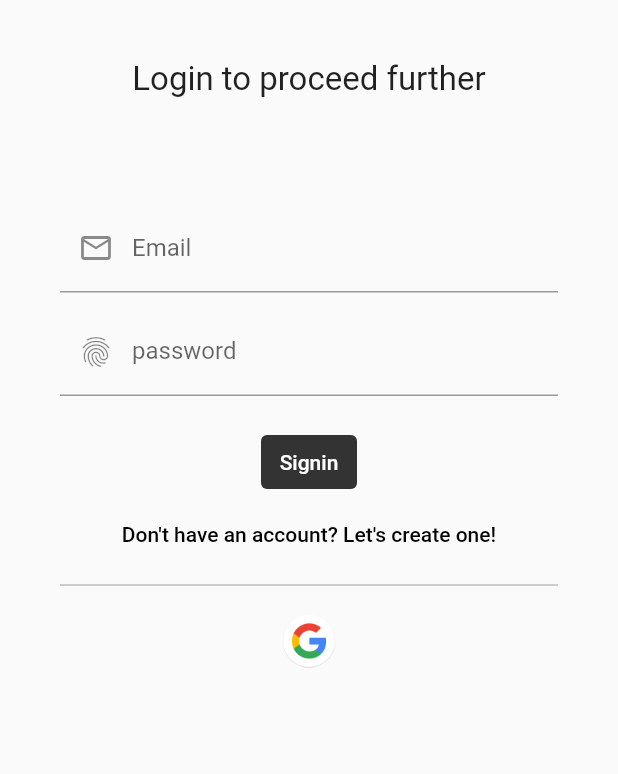
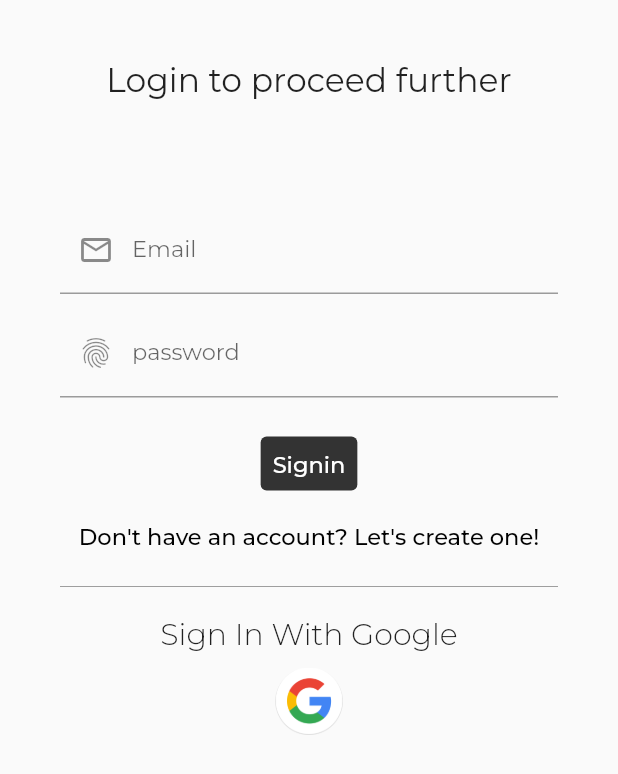
Before and after one commit to Lokesh-in12/blogger_app, a Flutter app: the screen it shows after launch, after a tap on "Signin", on a phone screen of 412 x 824 dp. Shown: the top 774 px of the screen. Run offline on Flutter 3.47's test engine with Material 2 defaults, Android fonts, the phone set to English and light mode, and no system bars; our stand-ins replace cloud_firestore, email_validator, firebase_auth, firebase_core, firebase_storage, fluttertoast and 8 more; missing offline and left inert: bcrypt; accounts and stored records are empty.

Commit message:
google sign in

```diff
--- a/lib/core/routes/app_route_config.dart
+++ b/lib/core/routes/app_route_config.dart
@@ -5,12 +5,14 @@ import 'package:blogger_app/src/views/screens/singleblog/single_blog.dart';
 import 'package:blogger_app/src/views/screens/welcomeScreen/signinScreen/sign_in_screen.dart';
 import 'package:blogger_app/src/views/screens/welcomeScreen/signupScreen/sign_up_screen.dart';
 import 'package:blogger_app/src/views/screens/welcomeScreen/welcome_screen.dart';
+import 'package:get/get.dart';
+import 'package:google_sign_in/google_sign_in.dart';
 
 import 'app_route_constants.dart';
 import 'package:go_router/go_router.dart';
 
 class MyAppRouterConfig {
-  static GoRouter returnRouter(bool isLoggedIn) {
+  static GoRouter returnRouter(bool isLoggedIn, GoogleSignInAccount? account) {
     print("fsfesfef=>> $isLoggedIn");
     GoRouter router = GoRouter(
         initialLocation: '/signIn',
--- a/lib/core/utils/helpers/time_formatter.dart
+++ b/lib/core/utils/helpers/time_formatter.dart
@@ -6,8 +6,6 @@ String getPostTimeFormatted(String postTimeAndDate) {
   var date = currentTime.toString().split(" ")[0].replaceAll("-", "");
   var postDate = postTime.toString().split(" ")[0].replaceAll("-", "");
 
-  print("postDate =>> $postDate , postTime =>> $postTime");
-
   var finalTime = currentTime.subtract(Duration(
     days: int.parse(date) - int.parse(postDate),
     hours: int.parse(currentTime.toString().split(" ")[1].split(":")[0]) -
@@ -15,7 +13,6 @@ String getPostTimeFormatted(String postTimeAndDate) {
     minutes: int.parse(currentTime.toString().split(" ")[1].split(":")[1]) -
         int.parse(postTime.toString().split(" ")[1].split(":")[1]),
   ));
-  // print("finalTime =>> ${timeago.format(finalTime)}");
 
   return timeago.format(finalTime);
 }
--- a/lib/main.dart
+++ b/lib/main.dart
@@ -11,24 +11,6 @@ void main() async {
   WidgetsFlutterBinding.ensureInitialized();
   await Firebase.initializeApp(options: DefaultFirebaseOptions.currentPlatform)
       .then((value) => Injections());
-  // final fifteenAgo = DateTime.now().subtract(Duration(
-  //   hours: 20,
-  //   minutes: 31,
-  // ));
-  // final ago = timeago.format(fifteenAgo).split(" ")[0];
-
-  var currentTime = DateTime.now();
-  var postTime = "t";
-
-  var date = currentTime.toString().split(" ")[0].replaceAll("-", "");
-
-  var prevDate = "20230323";
-  print(DateTime.now().difference(DateTime(int.parse(prevDate))));
-
-  var finalTime = currentTime.subtract(
-      Duration(days: int.parse(date) - 20230323, hours: 19, minutes: 44));
-
-  print(timeago.format(finalTime, clock: DateTime.now()));
 
   runApp(MyApp());
 }
@@ -46,8 +28,8 @@ class MyApp extends StatelessWidget {
         primarySwatch: Colors.blue,
       ),
       debugShowCheckedModeBanner: false,
-      routerConfig:
-          MyAppRouterConfig.returnRouter(authController.isLoggedIn.value),
+      routerConfig: MyAppRouterConfig.returnRouter(
+          authController.isLoggedIn.value, authController.googleAccount.value),
     );
   }
 }
--- a/lib/src/views/screens/homescreen/widgets/blog_cards.dart
+++ b/lib/src/views/screens/homescreen/widgets/blog_cards.dart
@@ -17,8 +17,8 @@ class BlogCards extends StatelessWidget {
   @override
   Widget build(BuildContext context) {
     return InkWell(
-      onTap: () =>
-          context.pushNamed(AppRouteConsts.singleBlog, params: {"id": "3"}),
+      onTap: () => context.pushNamed(AppRouteConsts.singleBlog,
+          params: {"id": e!.id.toString()}),
       child: Row(
         children: [
           Container(
--- a/lib/src/views/screens/welcomeScreen/signinScreen/sign_in_screen.dart
+++ b/lib/src/views/screens/welcomeScreen/signinScreen/sign_in_screen.dart
@@ -1,9 +1,14 @@
+import 'package:blogger_app/core/consts/styles/app_style.dart';
 import 'package:blogger_app/core/routes/app_route_constants.dart';
+import 'package:blogger_app/core/themes/themes.dart';
 import 'package:blogger_app/src/controllers/auth_controller/auth_controller.dart';
+import 'package:blogger_app/src/controllers/blogs_controller/blogs_controller.dart';
 import 'package:blogger_app/src/controllers/sign_in_controller/sign_in_controller.dart';
 import 'package:flutter/material.dart';
 import 'package:get/get.dart';
 import 'package:go_router/go_router.dart';
+import 'package:google_fonts/google_fonts.dart';
+import 'package:google_sign_in/google_sign_in.dart';
 
 class SignInScreen extends StatelessWidget {
   SignInScreen({super.key});
@@ -23,7 +28,8 @@ class SignInScreen extends StatelessWidget {
                 // ignore: prefer_const_constructors
                 Text(
                   "Login to proceed further",
-                  style: const TextStyle(fontSize: 22),
+                  style: GoogleFonts.montserrat(
+                      textStyle: TextStyle(fontSize: 22)),
                 ),
                 // ignore: prefer_const_constructors
                 SizedBox(
@@ -60,7 +66,9 @@ class SignInScreen extends StatelessWidget {
                                   //             color: Colors.white)
                                   //         : const BorderSide(
                                   //             color: Colors.red)),
-                                  label: const Text("Email"),
+                                  label: Text("Email",
+                                      style: GoogleFonts.montserrat(
+                                          textStyle: TextStyle(fontSize: 15))),
                                   prefixIcon: const Icon(Icons.email_outlined)),
                             ),
                             const SizedBox(
@@ -88,7 +96,10 @@ class SignInScreen extends StatelessWidget {
                                   //             color: Colors.white)
                                   //         : const BorderSide(
                                   //             color: Colors.red)),
-                                  label: const Text("password"),
+                                  label: Text("password",
+                                      style: GoogleFonts.montserrat(
+                                          textStyle:
+                                              const TextStyle(fontSize: 15))),
                                   prefixIcon:
                                       const Icon(Icons.fingerprint_outlined)),
                             ),
@@ -99,15 +110,15 @@ class SignInScreen extends StatelessWidget {
                                 style: TextButton.styleFrom(
                                     backgroundColor:
                                         const Color.fromARGB(255, 51, 51, 51)),
-                                onPressed: () {
+                                onPressed: () async {
                                   if (signInController.validEmail.value &&
                                       signInController.validPass.value) {
                                     authController.LoginUserWithEmailAndPass(
                                         signInController.email.text.trim(),
                                         signInController.password.text.trim(),
                                         context);
-                                    Future.delayed(const Duration(seconds: 1),
-                                        () {
+                                    await Future.delayed(
+                                        const Duration(seconds: 1), () {
                                       signInController.email.clear();
                                       signInController.password.clear();
                                     });
@@ -124,18 +135,22 @@ class SignInScreen extends StatelessWidget {
                                     // });
                                   }
                                 },
-                                child: const Text(
+                                child: Text(
                                   "Signin",
-                                  style: TextStyle(
-                                      fontSize: 14, color: Colors.white),
+                                  style: GoogleFonts.montserrat(
+                                      textStyle: const TextStyle(
+                                          fontSize: 15,
+                                          color: ThemeColor.white)),
                                 )),
                             TextButton(
                                 onPressed: () =>
                                     context.pushNamed(AppRouteConsts.signUp),
-                                child: const Text(
+                                child: Text(
                                   "Don't have an account? Let's create one!",
-                                  style: TextStyle(
-                                      fontSize: 14, color: Colors.black),
+                                  style: GoogleFonts.montserrat(
+                                      textStyle: const TextStyle(
+                                          fontSize: 15,
+                                          color: ThemeColor.blackBasic)),
                                 )),
                             const Divider(
                               height: 20,
@@ -144,12 +159,31 @@ class SignInScreen extends StatelessWidget {
                             const SizedBox(
                               height: 10,
                             ),
-                            Row(
+                            Column(
                               mainAxisAlignment: MainAxisAlignment.center,
                               children: [
-                                Image.asset(
-                                  'assets/images/googleicons.png',
-                                  height: 35,
+                                Text(
+                                  "Sign In With Google",
+                                  style: GoogleFonts.montserrat(
+                                      textStyle: const TextStyle(
+                                          fontSize: 20,
+                                          fontWeight: FontWeight.w300)),
+                                ),
+                                const SizedBox(
+                                  height: 10,
+                                ),
+                                InkWell(
+                                  onTap: () async {
+                                    await authController.login();
+                                    if (authController.googleAccount.value !=
+                                        null) {
+                                      context.goNamed(AppRouteConsts.home);
+                                    } else {}
+                                  },
+                                  child: Image.asset(
+                                    'assets/images/googleicons.png',
+                                    height: 45,
+                                  ),
                                 )
                               ],
                             )
--- a/pubspec.yaml
+++ b/pubspec.yaml
@@ -29,6 +29,7 @@ dependencies:
   image_picker: ^0.8.7
   timeago: ^3.3.0
   loading_animation_widget: ^1.2.0+4
+  google_sign_in: ^6.0.2
 
 dev_dependencies:
   flutter_test:
```
Also changed, not shown: lib/src/controllers/auth_controller/auth_controller.dart (+38 -8 lines), lib/src/controllers/blogs_controller/blogs_controller.dart (+28 -20 lines), lib/src/views/screens/createBlogscreen/create_blog_screen.dart (+37 -14 lines), lib/src/views/screens/homescreen/home_screen.dart (+13 -7 lines), lib/src/views/screens/homescreen/widgets/drawer.dart (+13 -3 lines), lib/src/views/screens/profilescreen/profile_screen.dart (+11 -2 lines), lib/src/views/screens/singleblog/single_blog.dart (+36 -13 lines), lib/src/views/screens/welcomeScreen/signupScreen/sign_up_screen.dart (+17 -18 lines), lib/src/views/widgets/author_info/author_info.dart (+9 -2 lines), lib/src/views/widgets/blog_card_horiz/blog_card_horiz.dart (+11 -6 lines), pubspec.lock.
